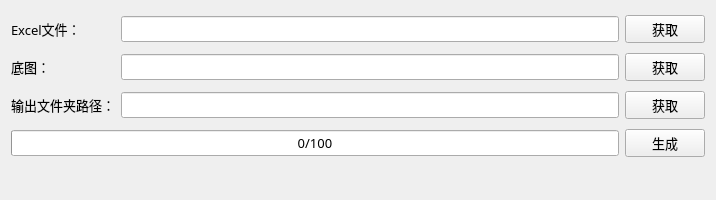
This is widget.ui in suisiyuan/PhotoSticker as Qt 5 draws it before an edit. The edited form follows.
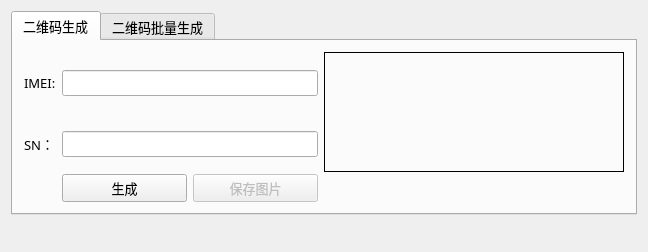
This is the edited form. Icons and pictures are not drawn.

Commit message: 添加changelog文件；将底图放进程序资源；添加单独生成功能。

```diff
--- a/widget.ui
+++ b/widget.ui
@@ -6,10 +6,28 @@
    <rect>
     <x>0</x>
     <y>0</y>
-    <width>716</width>
-    <height>200</height>
+    <width>648</width>
+    <height>252</height>
    </rect>
   </property>
+  <property name="sizePolicy">
+   <sizepolicy hsizetype="Preferred" vsizetype="Preferred">
+    <horstretch>0</horstretch>
+    <verstretch>0</verstretch>
+   </sizepolicy>
+  </property>
+  <property name="minimumSize">
+   <size>
+    <width>0</width>
+    <height>252</height>
+   </size>
+  </property>
+  <property name="maximumSize">
+   <size>
+    <width>16777215</width>
+    <height>252</height>
+   </size>
+  </property>
   <property name="font">
    <font>
     <family>微软雅黑</family>
@@ -23,44 +41,165 @@
    <iconset resource="res.qrc">
     <normaloff>:/res/images/icon.ico</normaloff>:/res/images/icon.ico</iconset>
   </property>
+  <layout class="QGridLayout" name="gridLayout_4">
+   <item row="1" column="1">
+    <widget class="QLabel" name="versionLabel">
+     <property name="sizePolicy">
+      <sizepolicy hsizetype="Preferred" vsizetype="Maximum">
+       <horstretch>0</horstretch>
+       <verstretch>0</verstretch>
+      </sizepolicy>
+     </property>
+     <property name="text">
+      <string/>
+     </property>
+    </widget>
+   </item>
+   <item row="1" column="0">
+    <spacer name="horizontalSpacer_2">
+     <property name="orientation">
+      <enum>Qt::Horizontal</enum>
+     </property>
+     <property name="sizeHint" stdset="0">
+      <size>
+       <width>40</width>
+       <height>20</height>
+      </size>
+     </property>
+    </spacer>
+   </item>
+   <item row="0" column="0" colspan="2">
+    <widget class="QTabWidget" name="tabWidget">
+     <property name="currentIndex">
+      <number>0</number>
+     </property>
+     <widget class="QWidget" name="tab1">
+      <attribute name="title">
+       <string>二维码生成</string>
+      </attribute>
+      <layout class="QGridLayout" name="gridLayout_3">
+       <item row="0" column="0" colspan="2">
+        <layout class="QGridLayout" name="gridLayout_2">
+         <item row="0" column="2" rowspan="2">
+          <widget class="QLabel" name="imageLabel">
+           <property name="minimumSize">
+            <size>
+             <width>300</width>
+             <height>120</height>
+            </size>
+           </property>
+           <property name="maximumSize">
+            <size>
+             <width>300</width>
+             <height>120</height>
+            </size>
+           </property>
+           <property name="frameShape">
+            <enum>QFrame::Box</enum>
+           </property>
+           <property name="text">
+            <string/>
+           </property>
+           <property name="scaledContents">
+            <bool>true</bool>
+           </property>
+          </widget>
+         </item>
+         <item row="1" column="1">
+          <widget class="QLineEdit" name="SNEdit"/>
+         </item>
+         <item row="0" column="0">
+          <widget class="QLabel" name="IMEILabel">
+           <property name="text">
+            <string>IMEI:</string>
+           </property>
+          </widget>
+         </item>
+         <item row="1" column="0">
+          <widget class="QLabel" name="SNLabel">
+           <property name="text">
+            <string>SN：</string>
+           </property>
+          </widget>
+         </item>
+         <item row="0" column="1">
+          <widget class="QLineEdit" name="IMEIEdit"/>
+         </item>
+         <item row="2" column="1">
+          <layout class="QHBoxLayout" name="horizontalLayout_3">
+           <item>
+            <widget class="QPushButton" name="singleGenerateButton">
+             <property name="text">
+              <string>生成</string>
+             </property>
+            </widget>
+           </item>
+           <item>
+            <widget class="QPushButton" name="saveButton">
+             <property name="enabled">
+              <bool>false</bool>
+             </property>
+             <property name="text">
+              <string>保存图片</string>
+             </property>
+            </widget>
+           </item>
+          </layout>
+         </item>
+         <item row="2" column="2">
+          <widget class="QLabel" name="infoLabel">
+           <property name="text">
+            <string/>
+           </property>
+          </widget>
+         </item>
+        </layout>
+       </item>
+      </layout>
+     </widget>
+     <widget class="QWidget" name="tab2">
+      <attribute name="title">
+       <string>二维码批量生成</string>
+      </attribute>
   <layout class="QHBoxLayout" name="horizontalLayout">
    <item>
     <layout class="QGridLayout" name="gridLayout">
-     <item row="1" column="1">
-      <widget class="QLineEdit" name="smallImageEdit">
-       <property name="enabled">
-        <bool>true</bool>
-       </property>
+         <item row="0" column="0">
+          <widget class="QLabel" name="excelLabel">
+           <property name="text">
+            <string>Excel文件：</string>
+           </property>
+          </widget>
+         </item>
+         <item row="0" column="1">
+          <widget class="QLineEdit" name="excelEdit">
        <property name="readOnly">
         <bool>true</bool>
        </property>
       </widget>
      </item>
+         <item row="0" column="2">
+          <widget class="QPushButton" name="excelButton">
+           <property name="text">
+            <string>获取</string>
+           </property>
+          </widget>
+         </item>
+         <item row="1" column="2">
+          <widget class="QPushButton" name="outputButton">
+           <property name="text">
+            <string>获取</string>
+           </property>
+          </widget>
+         </item>
      <item row="1" column="0">
-      <widget class="QLabel" name="smallImageLabel">
-       <property name="text">
-        <string>底图：</string>
-       </property>
-      </widget>
-     </item>
-     <item row="2" column="0">
       <widget class="QLabel" name="outputLabel">
        <property name="text">
         <string>输出文件夹路径：</string>
        </property>
       </widget>
      </item>
-     <item row="2" column="1">
-      <widget class="QLineEdit" name="outputEdit">
-       <property name="enabled">
-        <bool>true</bool>
-       </property>
-       <property name="readOnly">
-        <bool>true</bool>
-       </property>
-      </widget>
-     </item>
-     <item row="3" column="0" colspan="2">
+         <item row="2" column="0" colspan="2">
       <widget class="QProgressBar" name="progressBar">
        <property name="enabled">
         <bool>true</bool>
@@ -79,62 +218,28 @@
        </property>
       </widget>
      </item>
+         <item row="1" column="1">
+          <widget class="QLineEdit" name="outputEdit">
+           <property name="enabled">
+            <bool>true</bool>
+           </property>
+           <property name="readOnly">
+            <bool>true</bool>
+           </property>
+          </widget>
+         </item>
      <item row="2" column="2">
-      <widget class="QPushButton" name="outputButton">
-       <property name="text">
-        <string>获取</string>
-       </property>
-      </widget>
-     </item>
-     <item row="1" column="2">
-      <widget class="QPushButton" name="smallImageButton">
-       <property name="text">
-        <string>获取</string>
-       </property>
-      </widget>
-     </item>
-     <item row="0" column="2">
-      <widget class="QPushButton" name="excelButton">
-       <property name="text">
-        <string>获取</string>
-       </property>
-      </widget>
-     </item>
-     <item row="3" column="2">
       <widget class="QPushButton" name="generateButton">
        <property name="text">
         <string>生成</string>
        </property>
       </widget>
      </item>
-     <item row="0" column="1">
-      <widget class="QLineEdit" name="excelEdit">
-       <property name="readOnly">
-        <bool>true</bool>
-       </property>
-      </widget>
-     </item>
-     <item row="0" column="0">
-      <widget class="QLabel" name="excelLabel">
-       <property name="text">
-        <string>Excel文件：</string>
-       </property>
-      </widget>
-     </item>
-     <item row="4" column="2">
-      <widget class="QLabel" name="versionLabel">
-       <property name="sizePolicy">
-        <sizepolicy hsizetype="Preferred" vsizetype="Maximum">
-         <horstretch>0</horstretch>
-         <verstretch>0</verstretch>
-        </sizepolicy>
-       </property>
-       <property name="text">
-        <string/>
-       </property>
-      </widget>
-     </item>
-    </layout>
+        </layout>
+       </item>
+      </layout>
+     </widget>
+    </widget>
    </item>
   </layout>
  </widget>
```
Left out of the diff: 2 changed lines with no effect on the pictures. Lines whose indentation alone changed are shown as unchanged. The commit also changes 9 other files.
